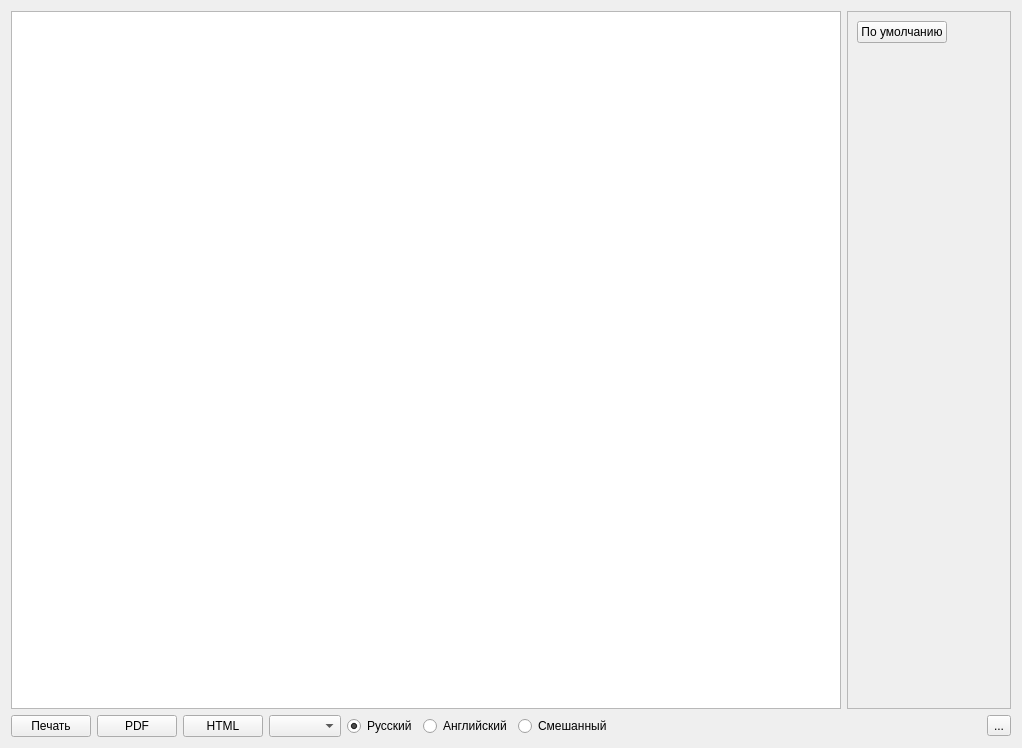
This is editor.ui in Sergeyego/el_sert as Qt 5 draws it before an edit. The edited form follows.
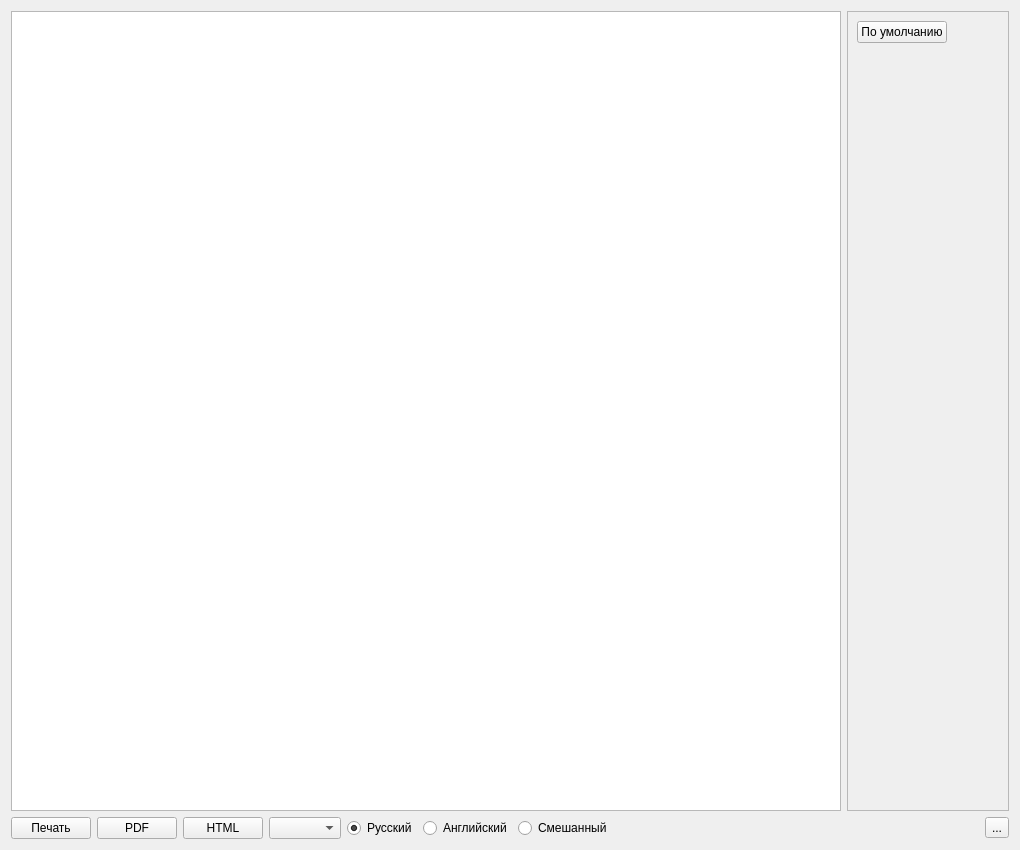
This is the edited form. Custom widgets are drawn as their Qt base class.

The edit to the form file:
```diff
--- a/editor.ui
+++ b/editor.ui
@@ -9,8 +9,8 @@
    <rect>
     <x>0</x>
     <y>0</y>
-    <width>1022</width>
-    <height>748</height>
+    <width>1020</width>
+    <height>850</height>
    </rect>
   </property>
   <property name="windowTitle">
@@ -48,8 +48,8 @@
          <rect>
           <x>0</x>
           <y>0</y>
-          <width>168</width>
-          <height>687</height>
+          <width>166</width>
+          <height>789</height>
          </rect>
         </property>
         <layout class="QVBoxLayout" name="verticalLayout">
```
